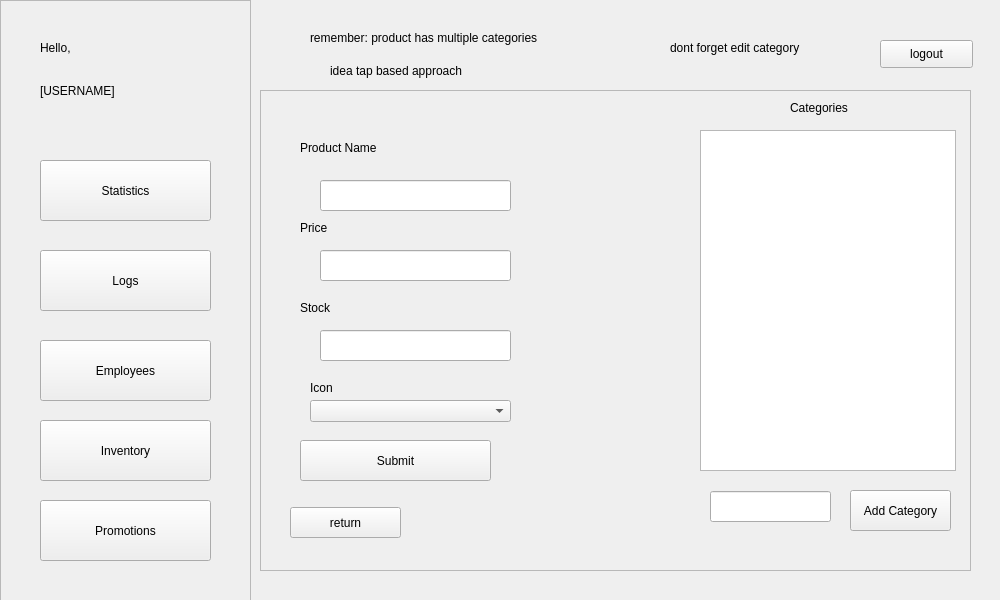
ReiZedlav/CSCC-21.1-Software-Engineering-1, file POS/UI/inventoryAdd.ui: the form before one commit.
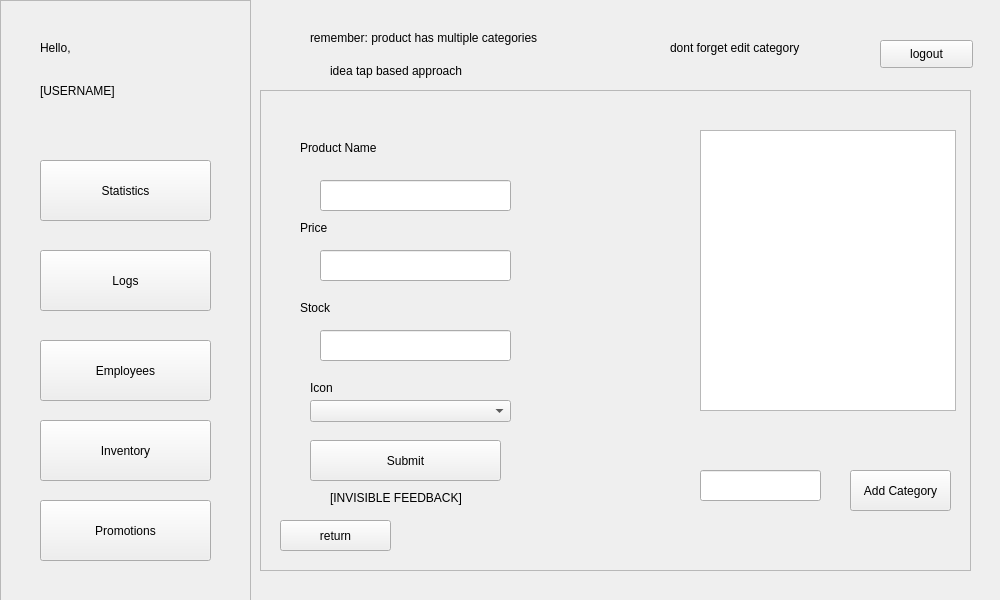
The form after the commit.

Commit message: Milestone Inventory

```diff
--- a/POS/UI/inventoryAdd.ui
+++ b/POS/UI/inventoryAdd.ui
@@ -155,23 +155,10 @@
        <x>440</x>
        <y>40</y>
        <width>256</width>
-       <height>341</height>
+       <height>281</height>
       </rect>
      </property>
     </widget>
-    <widget class="QLabel" name="label">
-     <property name="geometry">
-      <rect>
-       <x>530</x>
-       <y>10</y>
-       <width>141</width>
-       <height>16</height>
-      </rect>
-     </property>
-     <property name="text">
-      <string>Categories</string>
-     </property>
-    </widget>
     <widget class="QLineEdit" name="productnameForm">
      <property name="geometry">
       <rect>
@@ -267,8 +254,8 @@
     <widget class="QPushButton" name="pushButton">
      <property name="geometry">
       <rect>
-       <x>30</x>
-       <y>417</y>
+       <x>20</x>
+       <y>430</y>
        <width>111</width>
        <height>31</height>
       </rect>
@@ -281,7 +268,7 @@
      <property name="geometry">
       <rect>
        <x>590</x>
-       <y>400</y>
+       <y>380</y>
        <width>101</width>
        <height>41</height>
       </rect>
@@ -293,8 +280,8 @@
     <widget class="QLineEdit" name="lineEdit_4">
      <property name="geometry">
       <rect>
-       <x>450</x>
-       <y>401</y>
+       <x>440</x>
+       <y>380</y>
        <width>121</width>
        <height>31</height>
       </rect>
@@ -303,7 +290,7 @@
     <widget class="QPushButton" name="pushButton_3">
      <property name="geometry">
       <rect>
-       <x>40</x>
+       <x>50</x>
        <y>350</y>
        <width>191</width>
        <height>41</height>
@@ -313,6 +300,19 @@
       <string>Submit</string>
      </property>
     </widget>
+    <widget class="QLabel" name="errorMsg">
+     <property name="geometry">
+      <rect>
+       <x>70</x>
+       <y>400</y>
+       <width>301</width>
+       <height>16</height>
+      </rect>
+     </property>
+     <property name="text">
+      <string>[INVISIBLE FEEDBACK]</string>
+     </property>
+    </widget>
    </widget>
    <widget class="QLabel" name="label_9">
     <property name="geometry">
```
Left out of the diff: 8 changed lines with no effect on the pictures. The commit also changes 4 other files.
